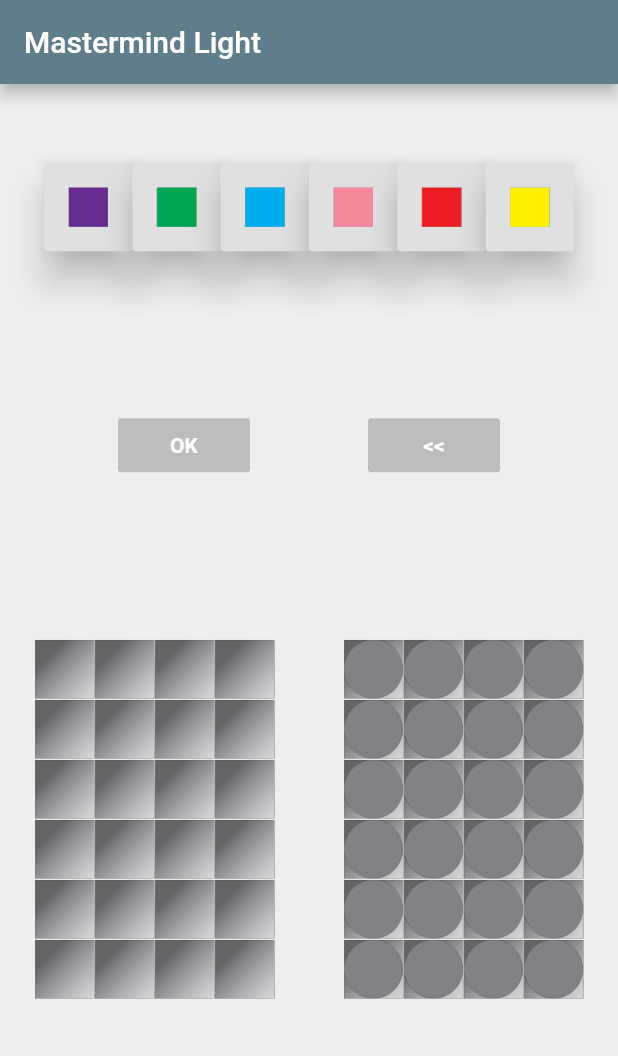
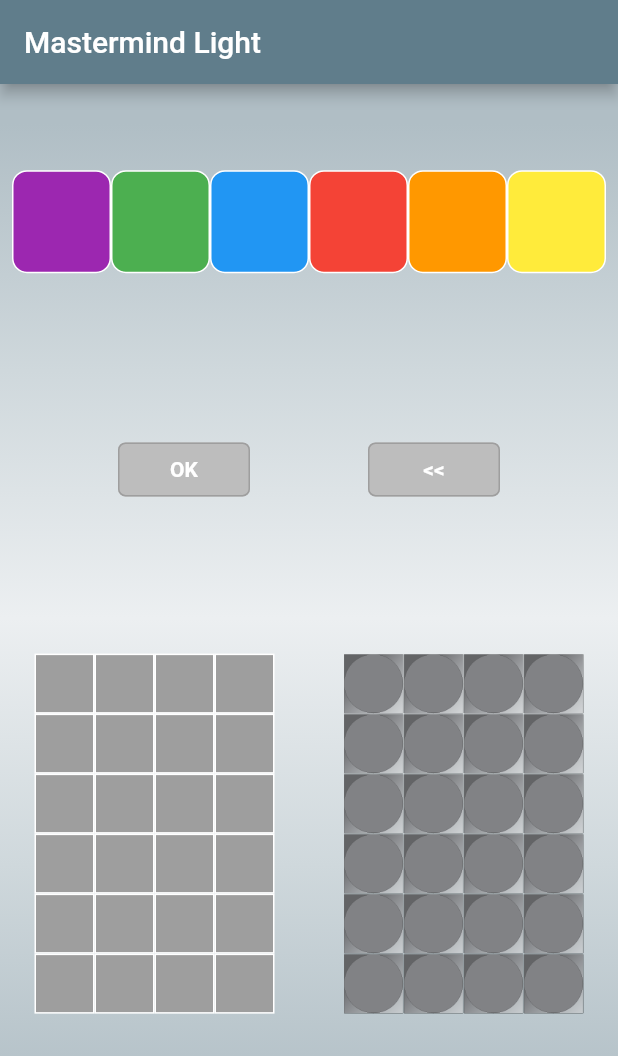
Before and after one commit to vtomic85/mastermind, a Flutter app: the screen it shows after launch, on a phone screen of 412 x 824 dp. Shown: the top 1056 px of the screen. Run offline on Flutter 3.47's test engine with Material 2 defaults, Android fonts, the phone set to English and light mode, and no system bars.

Commit message:
Redesign the UI

```diff
--- a/lib/main.dart
+++ b/lib/main.dart
@@ -33,6 +33,14 @@ class _MyHomePageState extends State<MyHomePage> {
   static const int _INITIAL_VALUE = -1;
   static const int _CORRECT_VALUE = 1;
   static const int _WRONG_VALUE = 0;
+  static const List<Color> COLORS = [
+    Colors.purple,
+    Colors.green,
+    Colors.blue,
+    Colors.red,
+    Colors.orange,
+    Colors.yellow
+  ];
 
   static int _gamesTotal = 0;
   static int _gamesWon = 0;
@@ -53,8 +61,23 @@ class _MyHomePageState extends State<MyHomePage> {
 
   @override
   Widget build(BuildContext context) {
-    return Scaffold(
-      backgroundColor: Colors.grey.shade200,
+    return Container(
+      decoration: BoxDecoration(
+        gradient: LinearGradient(
+          begin: Alignment.topCenter,
+          end: Alignment.bottomCenter,
+          stops: [0.1, 0.3, 0.5, 0.7, 0.9],
+          colors: [
+            Colors.blueGrey[200],
+            Colors.blueGrey[100],
+            Colors.blueGrey[50],
+            Colors.blueGrey[100],
+            Colors.blueGrey[200],
+          ],
+        ),
+      ),
+      child: Scaffold(
+        backgroundColor: Colors.transparent,
         appBar: AppBar(
           title: Text('Mastermind Light'),
         ),
@@ -66,6 +89,7 @@ class _MyHomePageState extends State<MyHomePage> {
                 child: _buildGameScreen(maxWidth),
               );
             },
+          ),
         ),
       ),
     );
@@ -103,10 +127,16 @@ class _MyHomePageState extends State<MyHomePage> {
         SizedBox(
           width: _SYMBOL_DIMENSION,
           height: _SYMBOL_DIMENSION,
-          child: Image.asset(
-            'images/value${_actualValues[i]}.png',
-            height: _SYMBOL_DIMENSION,
-            width: _SYMBOL_DIMENSION,
+          child: Container(
+            decoration: BoxDecoration(
+              color: COLORS[_actualValues[i]],
+              border: Border.all(
+                color: Colors.white,
+              ),
+              borderRadius: BorderRadius.all(
+                  Radius.circular(10.0) //         <--- border radius here
+                  ),
+            ),
           ),
         ),
       );
@@ -144,7 +174,12 @@ class _MyHomePageState extends State<MyHomePage> {
     return Column(
       mainAxisAlignment: MainAxisAlignment.spaceAround,
       children: <Widget>[
-        _buildPossibleColorsRow(maxWidth),
+        Padding(
+          padding: const EdgeInsets.all(8.0),
+          child: Row(
+            children: _buildPossibleColorsRow(),
+          ),
+        ),
         _buildCommandButtonsRow(),
         Row(
           mainAxisAlignment: MainAxisAlignment.spaceAround,
@@ -171,14 +206,21 @@ class _MyHomePageState extends State<MyHomePage> {
         children: <Widget>[],
       );
       for (int j = 0; j < _NUMBER_OF_SYMBOLS_IN_COMBINATION; j++) {
-        String imagePath = _guessedValues[i][j] == -1
-            ? 'emptyField.png'
-            : 'value${_guessedValues[i][j]}.png';
         leftColumnRows[i].children.add(
-              Image(
-                  image: AssetImage('images/' + imagePath),
+              SizedBox(
+                child: Container(
+                  decoration: BoxDecoration(
+                    border: Border.all(
+                      color: Colors.white,
+                    ),
+                    color: _guessedValues[i][j] == _INITIAL_VALUE
+                        ? Colors.grey
+                        : COLORS[_guessedValues[i][j]],
+                  ),
+                ),
                 height: _SYMBOL_DIMENSION,
-                  width: _SYMBOL_DIMENSION),
+                width: _SYMBOL_DIMENSION,
+              ),
             );
       }
     }
@@ -186,9 +228,9 @@ class _MyHomePageState extends State<MyHomePage> {
   }
 
   List<Widget> _buildRightColumnContent() {
-    var leftColumnRows = new List<Row>(_NUMBER_OF_ROWS);
+    var rightColumnRows = new List<Row>(_NUMBER_OF_ROWS);
     for (int i = 0; i < _NUMBER_OF_ROWS; i++) {
-      leftColumnRows[i] = new Row(
+      rightColumnRows[i] = new Row(
         children: <Widget>[],
       );
       for (int j = 0; j < _NUMBER_OF_SYMBOLS_IN_COMBINATION; j++) {
@@ -197,53 +239,55 @@ class _MyHomePageState extends State<MyHomePage> {
             : _results[i][j] == _CORRECT_VALUE
                 ? 'goodGuess.png'
                 : 'badGuess.png';
-        leftColumnRows[i].children.add(
-              Image(
+        rightColumnRows[i].children.add(
+              Container(
+                child: Image(
                     image: AssetImage('images/' + imagePath),
                     height: _SYMBOL_DIMENSION,
                     width: _SYMBOL_DIMENSION),
+              ),
             );
       }
     }
-    return leftColumnRows;
+    return rightColumnRows;
   }
 
-  Row _buildPossibleColorsRow(double maxWidth) {
-    return Row(
-      mainAxisAlignment: MainAxisAlignment.spaceEvenly,
-      children: <Widget>[
-        _buildPossibleColorsButtons(maxWidth),
-      ],
-    );
+  List<Widget> _buildPossibleColorsRow() {
+    return <Widget>[
+      _buildPossibleColorsButtons(0),
+      _buildPossibleColorsButtons(1),
+      _buildPossibleColorsButtons(2),
+      _buildPossibleColorsButtons(3),
+      _buildPossibleColorsButtons(4),
+      _buildPossibleColorsButtons(5),
+    ];
   }
 
   // Build buttons for all possible symbols
-  Flex _buildPossibleColorsButtons(double maxWidth) {
-    var possibleColors = <Widget>[];
-    for (int i = 0; i < _NUMBER_OF_POSSIBLE_VALUES; i++) {
-      possibleColors.add(SizedBox(
-        width: maxWidth / 7,
-        height: maxWidth / 7,
-        child: RaisedButton(
-          elevation: 10.0,
-          animationDuration: Duration(milliseconds: 100),
-          onPressed: () {
+  Expanded _buildPossibleColorsButtons(int i) {
+    var fieldWidth = MediaQuery.of(context).size.width / 6;
+    return Expanded(
+      child: GestureDetector(
+        child: Container(
+          decoration: BoxDecoration(
+            border: Border.all(
+              color: Colors.white,
+            ),
+            borderRadius: BorderRadius.all(
+                Radius.circular(10.0) //         <--- border radius here
+                ),
+            color: COLORS[i],
+          ),
+          height: fieldWidth,
+        ),
+        onTap: () {
           setState(() {
             if (_symbolCounter < _NUMBER_OF_SYMBOLS_IN_COMBINATION) {
               _guessedValues[_rowCounter][_symbolCounter++] = i;
             }
           });
         },
-          child: Image.asset('images/value$i.png',
-              height: maxWidth / 4, width: maxWidth / 4),
       ),
-      ));
-    }
-    return Flex(
-      direction: Axis.horizontal,
-      crossAxisAlignment: CrossAxisAlignment.center,
-      mainAxisAlignment: MainAxisAlignment.center,
-      children: possibleColors,
     );
   }
 
@@ -261,6 +305,10 @@ class _MyHomePageState extends State<MyHomePage> {
     return RaisedButton(
       disabledColor: Colors.grey.shade400,
       color: Colors.green,
+      shape: RoundedRectangleBorder(
+        borderRadius: new BorderRadius.circular(5.0),
+        side: BorderSide(color: Colors.grey),
+      ),
       child: Text(
         'OK',
         style: TextStyle(color: Colors.white, fontWeight: FontWeight.bold),
@@ -353,6 +401,10 @@ class _MyHomePageState extends State<MyHomePage> {
     return RaisedButton(
       disabledColor: Colors.grey.shade400,
       color: Colors.red,
+      shape: RoundedRectangleBorder(
+        borderRadius: new BorderRadius.circular(5.0),
+        side: BorderSide(color: Colors.grey),
+      ),
       child: Text(
         '<<',
         style: TextStyle(color: Colors.white, fontWeight: FontWeight.bold),
--- a/pubspec.yaml
+++ b/pubspec.yaml
@@ -1,7 +1,7 @@
 name: MastermindLight
 description: Mastermind Light
 
-version: 1.0.0+1
+version: 1.1.0+2
 
 environment:
   sdk: ">=2.1.0 <3.0.0"
```
Also changed, not shown: pubspec.lock. Lines whose indentation alone changed are shown as unchanged.
